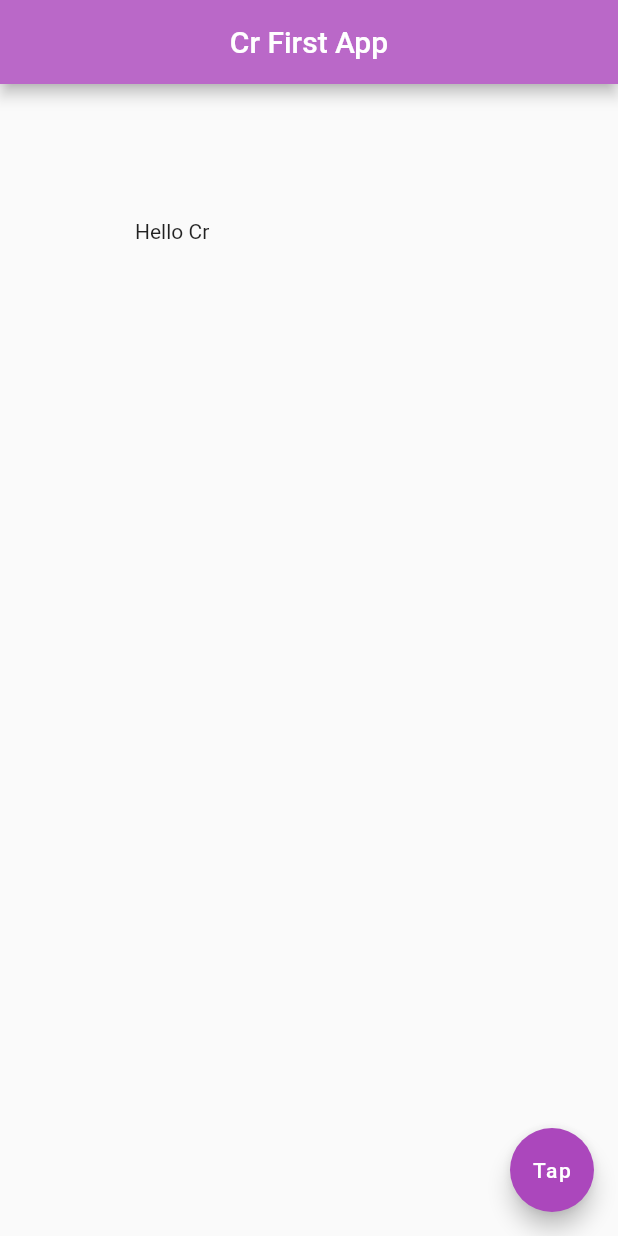
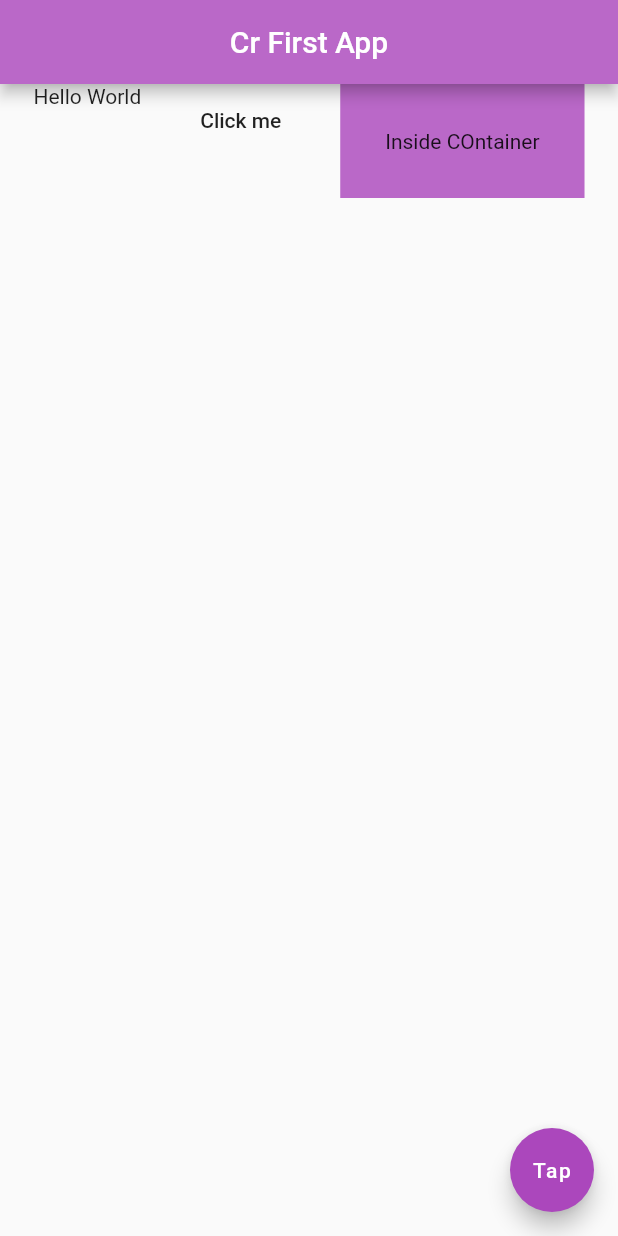
Before and after one commit to rahman9868/Flutter-Beginner, a Flutter app: the screen it shows after launch, on a phone screen of 412 x 824 dp. Run offline on Flutter 3.47's test engine with Material 2 defaults, Android fonts, the phone set to English and light mode, and no system bars.

Commit message:
Flutter-Beginner version 0.0.5
- Row

```diff
--- a/lib/main.dart
+++ b/lib/main.dart
@@ -14,16 +14,22 @@ class Home extends StatelessWidget {
         centerTitle: true,
         backgroundColor: Colors.purple[300],
       ),
-      body: Padding(
-        padding: EdgeInsets.all(90.0),
-        child: Text('Hello Cr'),
+      body: Row(
+        mainAxisAlignment: MainAxisAlignment.spaceEvenly,
+        crossAxisAlignment: CrossAxisAlignment.start,
+        children: <Widget>[
+          Text('Hello World'),
+          FlatButton(
+            onPressed: () {},
+            child: Text('Click me'),
+          ),
+          Container(
+            color: Colors.purple[300],
+            padding: EdgeInsets.all(30.0),
+            child: Text('Inside COntainer'),
+          )
+        ],
       ),
-      /*body: Container(
-        padding: EdgeInsets.fromLTRB(10.0, 20.0, 30.0, 40.0),
-        margin: EdgeInsets.all(30.0),
-        color: Colors.grey,
-        child: Text("Hello Cr"),
-      ),*/
       floatingActionButton: FloatingActionButton(
         onPressed: () {},
         child: Text('Tap'),
```
